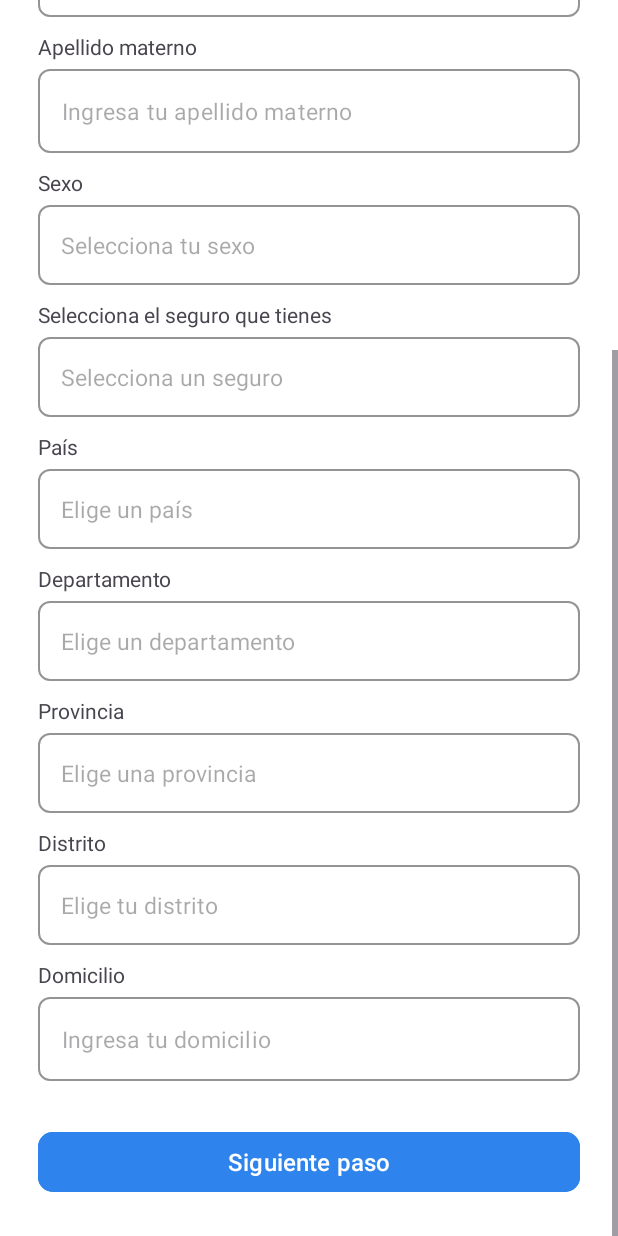
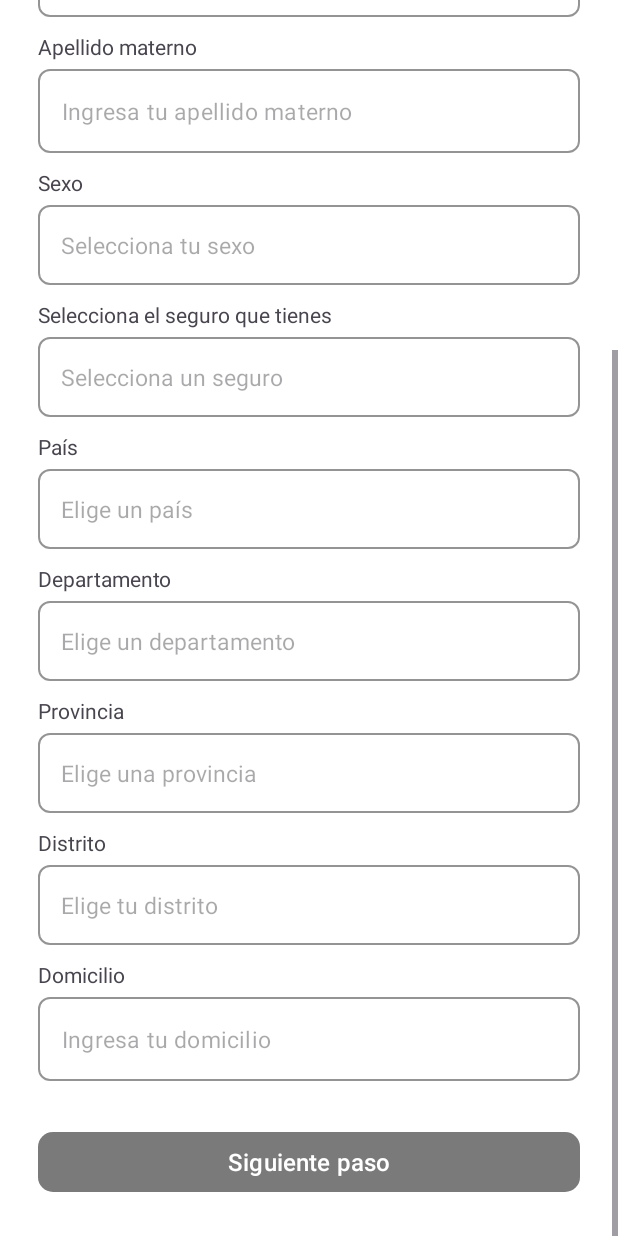
Before and after one commit to Jean-Huaringa/VivaSalud, an Android app: the fragment SecondFilterRecord shown on its own in the app's theme, scrolled down 325 dp, on a phone screen of 412 x 824 dp. Run offline under Robolectric (Android 15) with nearby library versions, the phone set to English and light mode, and no system bars.

Commit message:
Sin especificaciones porque no hubo un orden

```diff
--- a/app/build.gradle.kts
+++ b/app/build.gradle.kts
@@ -1,6 +1,7 @@
 plugins {
     id("com.android.application")
     id("org.jetbrains.kotlin.android")
+    id("kotlin-parcelize")
 }
 
 android {
--- /dev/null
+++ b/app/src/main/java/com/example/vivasalud/CustomAutoCompleteTextView.kt
@@ -0,0 +1,20 @@
+package com.example.vivasalud
+
+import android.content.Context
+import android.util.AttributeSet
+import androidx.appcompat.widget.AppCompatAutoCompleteTextView
+
+class CustomAutoCompleteTextView @JvmOverloads constructor(
+    context: Context,
+    attrs: AttributeSet? = null
+) : AppCompatAutoCompleteTextView(context, attrs) {
+
+    override fun performClick(): Boolean {
+        showDropDown()
+        return super.performClick()
+    }
+
+    override fun onTextContextMenuItem(id: Int): Boolean{
+        return false
+    }
+}
--- a/app/src/main/java/com/example/vivasalud/RegisterActivity.kt
+++ b/app/src/main/java/com/example/vivasalud/RegisterActivity.kt
@@ -13,7 +13,7 @@ class RegisterActivity : AppCompatActivity() {
             .commit()
     }
 
-    fun openSecondFilterRecord() {
+    fun openSecondFilterRecord(name: JvmName) {
         supportFragmentManager.beginTransaction()
             .replace(R.id.contenedorRegistro, SecondFilterRecord())
             .addToBackStack(null)
--- a/app/src/main/java/com/example/vivasalud/SecondFilterRecord.kt
+++ b/app/src/main/java/com/example/vivasalud/SecondFilterRecord.kt
@@ -1,12 +1,19 @@
 package com.example.vivasalud
 
+import android.annotation.SuppressLint
+import android.content.Context
 import android.os.Bundle
 import android.util.Log
 import androidx.fragment.app.Fragment
 import android.view.LayoutInflater
+import android.view.MotionEvent
 import android.view.View
 import android.view.ViewGroup
+import android.view.inputmethod.InputMethodManager
+import android.widget.ArrayAdapter
 import android.widget.AutoCompleteTextView
+import androidx.core.content.ContextCompat
+import androidx.core.widget.addTextChangedListener
 import com.google.android.material.button.MaterialButton
 import com.google.android.material.textfield.TextInputEditText
 
@@ -20,22 +27,39 @@ class SecondFilterRecord : Fragment() {
         return inflater.inflate(R.layout.fragment_second_filter_record, container, false)
     }
 
+    private lateinit var etName: TextInputEditText
+    private lateinit var etPaternalSurname: TextInputEditText
+    private lateinit var etMaternalSurname: TextInputEditText
+    private lateinit var etSexo: AutoCompleteTextView
+    private lateinit var spSeguro: AutoCompleteTextView
+    private lateinit var spPais: AutoCompleteTextView
+    private lateinit var spDepartamento: AutoCompleteTextView
+    private lateinit var spProvincia: AutoCompleteTextView
+    private lateinit var spDistrito: AutoCompleteTextView
+    private lateinit var etDomicilio: TextInputEditText
+    private lateinit var btnSiguiente: MaterialButton
+
     override fun onViewCreated(view: View, savedInstanceState: Bundle?) {
         super.onViewCreated(view, savedInstanceState)
 
-        val btnSiguiente = view.findViewById<MaterialButton>(R.id.btnSiguiente)
+        val usuario = arguments?.getParcelable<Usuario>("usuario")
 
-        val etName = view.findViewById<TextInputEditText>(R.id.etName)
-        val etPaternalSurname = view.findViewById<TextInputEditText>(R.id.etPaternalSurname)
-        val etMaternalSurname = view.findViewById<TextInputEditText>(R.id.etMaternalSurname)
-        val etSexo = view.findViewById<AutoCompleteTextView>(R.id.etSexo)
-        val spSeguro = view.findViewById<AutoCompleteTextView>(R.id.spSeguro)
-        val spPais = view.findViewById<AutoCompleteTextView>(R.id.spPais)
-        val spDepartamento = view.findViewById<AutoCompleteTextView>(R.id.spDepartamento)
-        val spProvincia = view.findViewById<AutoCompleteTextView>(R.id.spProvincia)
-        val spDistrito = view.findViewById<AutoCompleteTextView>(R.id.spDistrito)
-        val etDomicilio = view.findViewById<TextInputEditText>(R.id.etDomicilio)
-        val btnNext = view.findViewById<MaterialButton>(R.id.btnSiguiente)
+        usuario?.let {
+            Log.d("USUARIO", "Tipo doc: ${it.typeDocument}, Doc: ${it.numberDocument}, Fecha: ${it.birthdate}")
+
+        }
+
+        etName = view.findViewById(R.id.etName)
+        etPaternalSurname = view.findViewById(R.id.etPaternalSurname)
+        etMaternalSurname = view.findViewById(R.id.etMaternalSurname)
+        etSexo = view.findViewById(R.id.etSexo)
+        spSeguro = view.findViewById(R.id.spSeguro)
+        spPais = view.findViewById(R.id.spPais)
+        spDepartamento = view.findViewById(R.id.spDepartamento)
+        spProvincia = view.findViewById(R.id.spProvincia)
+        spDistrito = view.findViewById(R.id.spDistrito)
+        etDomicilio = view.findViewById(R.id.etDomicilio)
+        btnSiguiente = view.findViewById(R.id.btnSiguiente)
 
         btnSiguiente.setOnClickListener {
             val name = etName.text.toString()
@@ -48,10 +72,81 @@ class SecondFilterRecord : Fragment() {
             val provincia = spProvincia.text.toString()
             val distrito = spDistrito.text.toString()
             val domicilio = etDomicilio.text.toString()
+        }
 
-            Log.d("Paso2", "Nombre: $name, Apellidos: $paterno $materno, Sexo: $sexo, Seguro: $seguro, Dirección: $domicilio")
 
-            (activity as RegisterActivity).openThirdFilterRecord()
+        val sexo = listOf("Masculino", "Femenino", "Nose")
+        val adapterSexo = ArrayAdapter(requireContext(), android.R.layout.simple_dropdown_item_1line, sexo)
+        etSexo.setAdapter(adapterSexo)
+
+        val seguros = listOf("Seguro 1", "Seguro 2", "Seguro 3")
+        val adapterSeguros = ArrayAdapter(requireContext(), android.R.layout.simple_dropdown_item_1line, seguros)
+        spSeguro.setAdapter(adapterSeguros)
+
+        val paises = listOf("Perú", "Argentina", "Chile")
+        val adapterPaises = ArrayAdapter(requireContext(), android.R.layout.simple_dropdown_item_1line, paises)
+        spPais.setAdapter(adapterPaises)
+
+        val departamentos = listOf("Lima", "Arequipa", "Cusco")
+        val adapterDepartamentos = ArrayAdapter(requireContext(), android.R.layout.simple_dropdown_item_1line, departamentos)
+        spDepartamento.setAdapter(adapterDepartamentos)
+
+        val provincias = listOf("Lima", "Trujillo", "Arequipa")
+        val adapterProvincias = ArrayAdapter(requireContext(), android.R.layout.simple_dropdown_item_1line, provincias)
+        spProvincia.setAdapter(adapterProvincias)
+
+        val distritos = listOf("Miraflores", "San Isidro", "Chorrillos", "San Juan de Lurigancho", "Los Olivos")
+        val adapterDistritos = ArrayAdapter(requireContext(), android.R.layout.simple_dropdown_item_1line, distritos)
+        spDistrito.setAdapter(adapterDistritos)
+
+        /*
+        etSexo.setOnItemClickListener {parent, view, position, id ->
+            val seleccionado = parent.getItemAtPosition(position).toString()
+            etSexo.showDropDown()
         }
+        */
+
+        etSexo.setOnClickListener {
+            val im = ContextCompat.getSystemService(requireContext(), InputMethodManager::class.java)
+            im?.hideSoftInputFromWindow(etSexo.windowToken, 0)
+        }
+
+
+        etName.addTextChangedListener{ validarCampos() }
+        etPaternalSurname.addTextChangedListener{ validarCampos() }
+        etMaternalSurname.addTextChangedListener{ validarCampos() }
+        etSexo.addTextChangedListener{ validarCampos() }
+        spSeguro.addTextChangedListener{ validarCampos() }
+        spPais.addTextChangedListener{ validarCampos() }
+        spDepartamento.addTextChangedListener{ validarCampos() }
+        spProvincia.addTextChangedListener{ validarCampos() }
+        spDistrito.addTextChangedListener{ validarCampos() }
+        etDomicilio.addTextChangedListener{ validarCampos() }
     }
+
+    private fun validarCampos() {
+        val name = etName.text?.toString()?.trim().orEmpty()
+        val paternalSurname = etPaternalSurname.text?.toString()?.trim().orEmpty()
+        val maternalSurname = etMaternalSurname.text?.toString()?.trim().orEmpty()
+        val sexo = etSexo.text?.toString()?.trim().orEmpty()
+        val seguro = spSeguro.text?.toString()?.trim().orEmpty()
+        val pais = spPais.text?.toString()?.trim().orEmpty()
+        val departamento = spDepartamento.text?.toString()?.trim().orEmpty()
+        val provincia = spProvincia.text?.toString()?.trim().orEmpty()
+        val distrito = spDistrito.text?.toString()?.trim().orEmpty()
+        val domicilio = etDomicilio.text?.toString()?.trim().orEmpty()
+
+
+        btnSiguiente.isEnabled = name.isNotEmpty() &&
+                paternalSurname.isNotEmpty() &&
+                maternalSurname.isNotEmpty() &&
+                sexo.isNotEmpty() &&
+                seguro.isNotEmpty() &&
+                pais.isNotEmpty() &&
+                departamento.isNotEmpty() &&
+                provincia.isNotEmpty() &&
+                distrito.isNotEmpty() &&
+                domicilio.isNotEmpty()
+    }
+
 }
--- a/app/src/main/java/com/example/vivasalud/ThirdFilterRecord.kt
+++ b/app/src/main/java/com/example/vivasalud/ThirdFilterRecord.kt
@@ -28,6 +28,7 @@ class ThirdFilterRecord : Fragment() {
         val etRepetirClave = view.findViewById<TextInputEditText>(R.id.spRepeatClave)
         val btnRegistrar = view.findViewById<MaterialButton>(R.id.btnRegistrar)
 
+
         btnRegistrar.setOnClickListener {
             val clave = etClave.text.toString()
             val repetirClave = etRepetirClave.text.toString()
--- /dev/null
+++ b/app/src/main/res/color/boton_color_estado.xml
@@ -0,0 +1,5 @@
+<?xml version="1.0" encoding="utf-8"?>
+<selector xmlns:android="http://schemas.android.com/apk/res/android">
+    <item android:state_enabled="false" android:color="@color/dark" />
+    <item android:color="@color/blue" />
+</selector>
--- a/app/src/main/res/layout/activity_main.xml
+++ b/app/src/main/res/layout/activity_main.xml
@@ -47,8 +47,8 @@
                 app:layout_constraintStart_toStartOf="@id/textView"
                 app:layout_constraintTop_toBottomOf="@+id/textView">
 
-                <AutoCompleteTextView
-                    android:id="@+id/autoCompleteSpinner"
+                <com.example.vivasalud.CustomAutoCompleteTextView
+                    android:id="@+id/spTypeDocuments"
                     style="@style/AutoCompleteTextStyle"
                     android:hint="@string/hint_tipo_documento" />
             </com.google.android.material.textfield.TextInputLayout>
--- a/app/src/main/res/layout/fragment_first_filter_record.xml
+++ b/app/src/main/res/layout/fragment_first_filter_record.xml
@@ -41,7 +41,7 @@
 
                 <com.google.android.material.textfield.TextInputLayout style="@style/MyTextInputLayoutStyle">
 
-                    <AutoCompleteTextView
+                    <com.example.vivasalud.CustomAutoCompleteTextView
                         android:id="@+id/spTypeDocument"
                         style="@style/AutoCompleteTextStyle"
                         android:hint="@string/hint_tipo_documento" />
@@ -93,6 +93,7 @@
         <com.google.android.material.button.MaterialButton
             android:id="@+id/btnSiguientePaso"
             style="@style/MyButtonStyle"
+            android:enabled="false"
             android:text="@string/btn_siguiente"
             app:cornerRadius="10dp" />
     </LinearLayout>
--- a/app/src/main/res/layout/fragment_second_filter_record.xml
+++ b/app/src/main/res/layout/fragment_second_filter_record.xml
@@ -5,6 +5,7 @@
     android:layout_width="match_parent"
     android:layout_height="match_parent"
     tools:context=".SecondFilterRecord">
+
 
     <LinearLayout
         android:layout_width="match_parent"
@@ -90,11 +91,10 @@
 
 
                 <com.google.android.material.textfield.TextInputLayout style="@style/MyTextInputLayoutStyle">
-
-                    <AutoCompleteTextView
+                    <com.example.vivasalud.CustomAutoCompleteTextView
                         android:id="@+id/etSexo"
                         style="@style/AutoCompleteTextStyle"
-                        android:hint="@string/hint_sexo" />
+                        android:hint="@string/hint_sexo"/>
                 </com.google.android.material.textfield.TextInputLayout>
             </LinearLayout>
 
@@ -107,7 +107,7 @@
 
                 <com.google.android.material.textfield.TextInputLayout style="@style/MyTextInputLayoutStyle">
 
-                    <AutoCompleteTextView
+                    <com.example.vivasalud.CustomAutoCompleteTextView
                         android:id="@+id/spSeguro"
                         style="@style/AutoCompleteTextStyle"
                         android:hint="@string/hint_seguro" />
@@ -123,7 +123,7 @@
 
                 <com.google.android.material.textfield.TextInputLayout style="@style/MyTextInputLayoutStyle">
 
-                    <AutoCompleteTextView
+                    <com.example.vivasalud.CustomAutoCompleteTextView
                         android:id="@+id/spPais"
                         style="@style/AutoCompleteTextStyle"
                         android:hint="@string/hint_pais" />
@@ -139,7 +139,7 @@
 
                 <com.google.android.material.textfield.TextInputLayout style="@style/MyTextInputLayoutStyle">
 
-                    <AutoCompleteTextView
+                    <com.example.vivasalud.CustomAutoCompleteTextView
                         android:id="@+id/spDepartamento"
                         style="@style/AutoCompleteTextStyle"
                         android:hint="@string/hint_departamento" />
@@ -155,7 +155,8 @@
 
                 <com.google.android.material.textfield.TextInputLayout style="@style/MyTextInputLayoutStyle">
 
-                    <AutoCompleteTextView
+
+                    <com.example.vivasalud.CustomAutoCompleteTextView
                         android:id="@+id/spProvincia"
                         style="@style/AutoCompleteTextStyle"
                         android:hint="@string/hint_provincia" />
@@ -171,7 +172,8 @@
 
                 <com.google.android.material.textfield.TextInputLayout style="@style/MyTextInputLayoutStyle">
 
-                    <AutoCompleteTextView
+
+                    <com.example.vivasalud.CustomAutoCompleteTextView
                         android:id="@+id/spDistrito"
                         style="@style/AutoCompleteTextStyle"
                         android:hint="@string/hint_distrito" />
@@ -198,6 +200,7 @@
         <com.google.android.material.button.MaterialButton
             android:id="@+id/btnSiguiente"
             style="@style/MyButtonStyle"
+            android:enabled="false"
             android:text="@string/btn_siguiente"
             app:cornerRadius="10dp" />
     </LinearLayout>
--- a/app/src/main/res/values/strings.xml
+++ b/app/src/main/res/values/strings.xml
@@ -1,4 +1,5 @@
-<resources>
+<resources xmlns:tools="http://schemas.android.com/tools">
     <string name="app_name">Viva Salud</string>
     <string name="ic_app_name">Icono Viva Salud</string>
+
 </resources>
--- a/app/src/main/res/values/styles.xml
+++ b/app/src/main/res/values/styles.xml
@@ -11,11 +11,14 @@
     <style name="AutoCompleteTextStyle">
         <item name="android:layout_width">match_parent</item>
         <item name="android:layout_height">wrap_content</item>
-        <item name="android:inputType">none</item>
         <item name="android:paddingVertical">16dp</item>
         <item name="android:paddingEnd">16dp</item>
         <item name="android:paddingStart">15dp</item>
         <item name="android:textSize">15sp</item>
+        <item name="android:inputType">none</item>
+        <item name="android:cursorVisible">false</item>
+        <item name="android:focusable">true</item>
+        <item name="android:focusableInTouchMode">false</item>
     </style>
 
     <style name="MyTextInputLayoutStyle" parent="Widget.MaterialComponents.TextInputLayout.OutlinedBox">
@@ -48,9 +51,9 @@
     <style name="MyButtonStyle">
         <item name="android:layout_width">match_parent</item>
         <item name="android:layout_height">wrap_content</item>
-        <item name="android:backgroundTint">@color/blue</item>
         <item name="android:textColor">@color/white</item>
         <item name="android:textSize">16sp</item>
+        <item name="android:backgroundTint">@color/boton_color_estado</item>
     </style>
 
 </resources>
```
Also changed, not shown: app/src/main/java/com/example/vivasalud/FirstFilterRecordFragment.kt (+70 -11 lines), app/src/main/java/com/example/vivasalud/MainActivity.kt (+10 -0 lines), app/src/main/java/com/example/vivasalud/User.kt (added, +21 -0 lines), app/src/main/res/values/strings_register.xml (+7 -1 lines).
